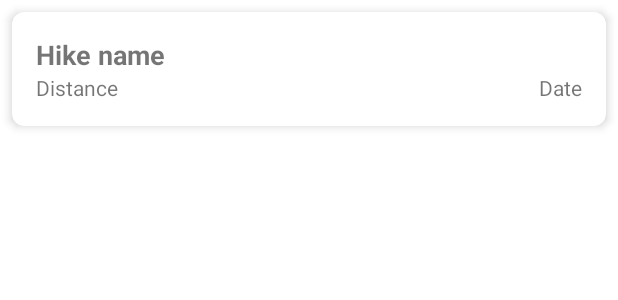
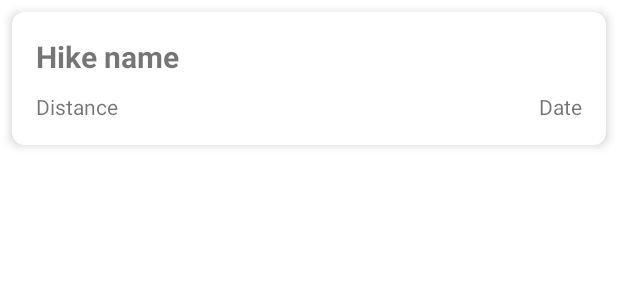
Before and after one commit to vietdq2412/hiking-1786, an Android app: the layout hike_item.xml on its own in the app's theme, with its tools: preview values and no code run, on a phone screen of 412 x 824 dp. Shown: the top 300 px of the screen. Run offline under Robolectric (Android 15) with nearby library versions, the phone set to English and light mode, and no system bars.

Commit message:
show list hikes

```diff
--- a/app/src/main/res/layout/hike_item.xml
+++ b/app/src/main/res/layout/hike_item.xml
@@ -17,9 +17,10 @@
             android:id="@+id/hikeNameTextView"
             android:layout_width="match_parent"
             android:layout_height="wrap_content"
-            android:textSize="18sp"
+            android:textSize="20sp"
             android:textStyle="bold"
-            android:text="Hike name" />
+            android:text="Hike name"
+            android:layout_marginBottom="10dp"/>
 
         <LinearLayout
             android:layout_width="match_parent"
```
Also changed, not shown: app/src/main/java/com/example/myapplication/MainActivity.java (+12 -1 lines).
